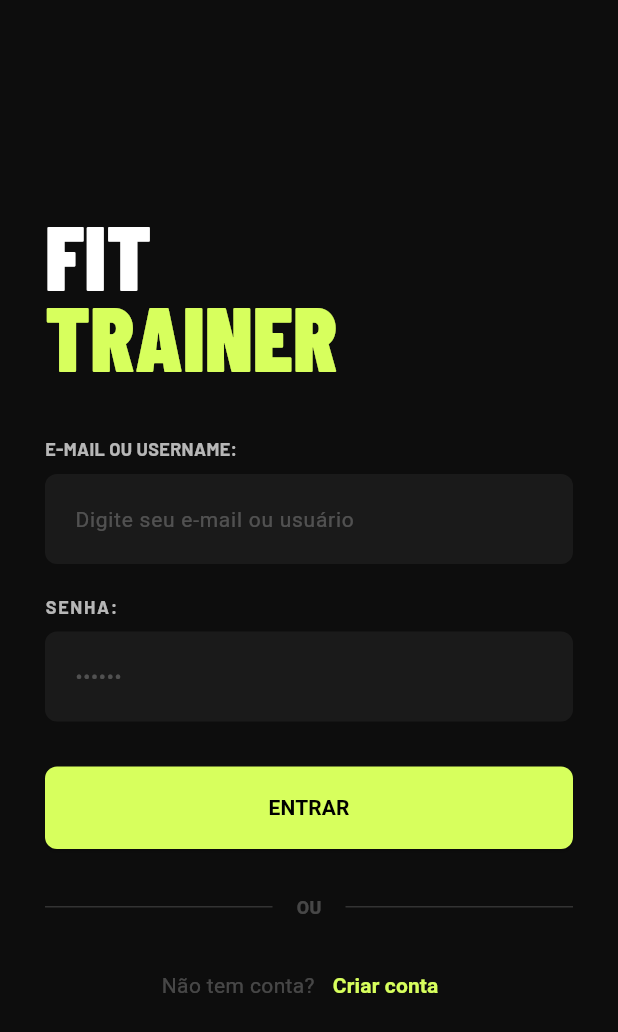
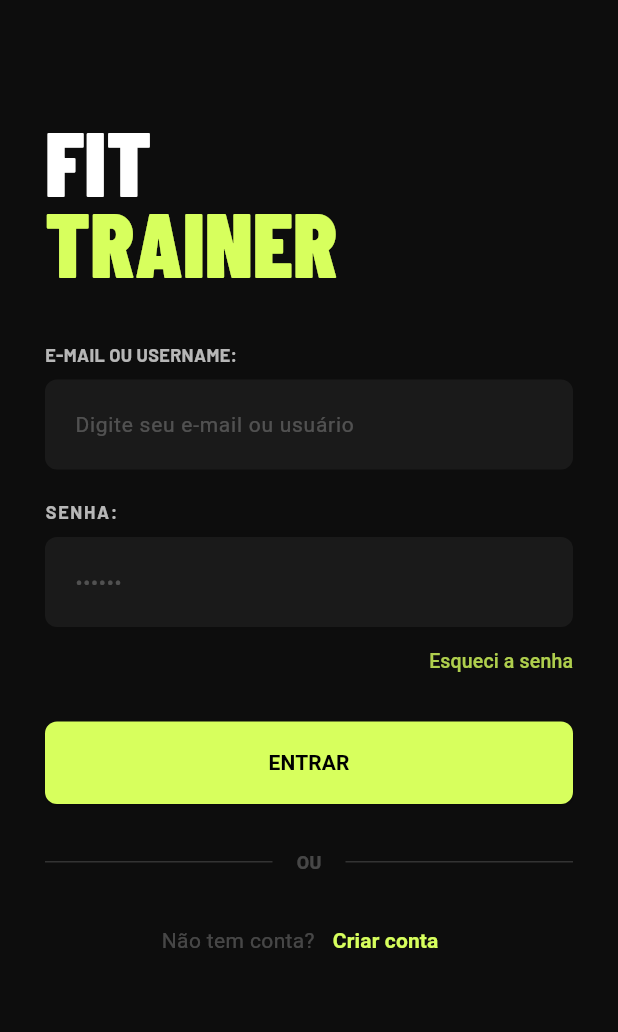
Before and after one commit to tayna01/fitness-mobile-flutter, a Flutter app: the screen it shows after launch, on a phone screen of 412 x 824 dp. Shown: the top 1032 px of the screen. Run offline on Flutter 3.47's test engine with Material 3 defaults, Android fonts, the phone set to English and light mode, and no system bars; our stand-ins replace google_fonts.

Commit message:
feat: adicionado tela de recuperação de senha

```diff
--- a/lib/main.dart
+++ b/lib/main.dart
@@ -1,4 +1,5 @@
 import 'package:fitness_mobile_flutter/routes/routes.dart';
+import 'package:fitness_mobile_flutter/screens/forgot_password_screen.dart';
 import 'package:fitness_mobile_flutter/screens/login.dart';
 import 'package:fitness_mobile_flutter/screens/profile_screen.dart';
 import 'package:fitness_mobile_flutter/screens/register.dart';
@@ -22,6 +23,7 @@ class MyApp extends StatelessWidget {
         AppRoutes.login: (context) => const LoginScreen(),
         AppRoutes.register: (context) => const RegisterScreen(),
         AppRoutes.profile: (context) => const ProfileScreen(),
+        AppRoutes.forgotPassword: (context) => const ForgotPasswordScreen(),
       },
     );
   }
--- a/lib/routes/routes.dart
+++ b/lib/routes/routes.dart
@@ -3,4 +3,5 @@ class AppRoutes {
   static const register = '/cadastro';
   static const dashboard = '/dashboard';
   static const profile = '/perfil';
+  static const forgotPassword = '/recuperar-senha';
 }
--- a/lib/screens/login.dart
+++ b/lib/screens/login.dart
@@ -10,8 +10,9 @@ class LoginScreen extends StatelessWidget {
   Widget build(BuildContext context) {
     return Scaffold(
       backgroundColor: AppColors.background,
-      body: Padding(
-        padding: const EdgeInsets.all(30.0),
+      body: SingleChildScrollView(
+        child: Padding(
+          padding: const EdgeInsets.symmetric(horizontal: 30.0, vertical: 80.0),
           child: Column(
             mainAxisAlignment: MainAxisAlignment.center,
             crossAxisAlignment: CrossAxisAlignment.stretch,
@@ -103,7 +104,31 @@ class LoginScreen extends StatelessWidget {
                 ),
               ),
 
-            const SizedBox(height: 30),
+              const SizedBox(height: 8),
+
+              Align(
+                alignment: Alignment.centerRight,
+                child: TextButton(
+                  onPressed: () {
+                    Navigator.pushNamed(context, AppRoutes.forgotPassword);
+                  },
+                  style: TextButton.styleFrom(
+                    padding: EdgeInsets.zero,
+                    minimumSize: const Size(0, 30),
+                    tapTargetSize: MaterialTapTargetSize.shrinkWrap,
+                  ),
+                  child: Text(
+                    'Esqueci a senha',
+                    style: TextStyle(
+                      color: AppColors.primary.withValues(alpha: 0.8),
+                      fontSize: 13,
+                      fontWeight: FontWeight.w500,
+                    ),
+                  ),
+                ),
+              ),
+
+              const SizedBox(height: 25),
 
               SizedBox(
                 height: 55,
@@ -175,6 +200,7 @@ class LoginScreen extends StatelessWidget {
             ],
           ),
         ),
+      ),
     );
   }
 }
```
Also changed, not shown: lib/screens/forgot_password_screen.dart (added, +109 -0 lines), lib/screens/register.dart (+6 -53 lines), lib/widgets/card_field_group_widget.dart (added, +45 -0 lines). Lines whose indentation alone changed are shown as unchanged.
